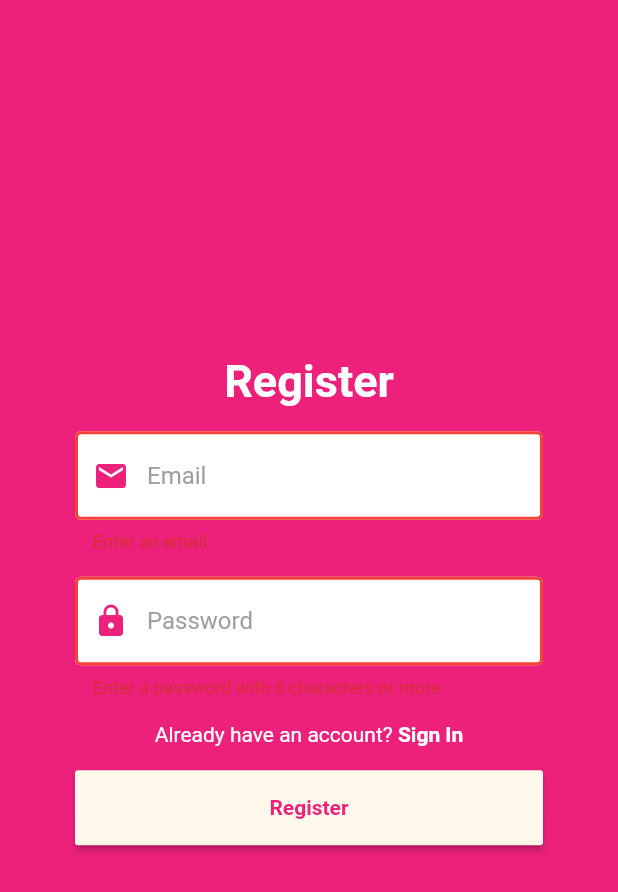
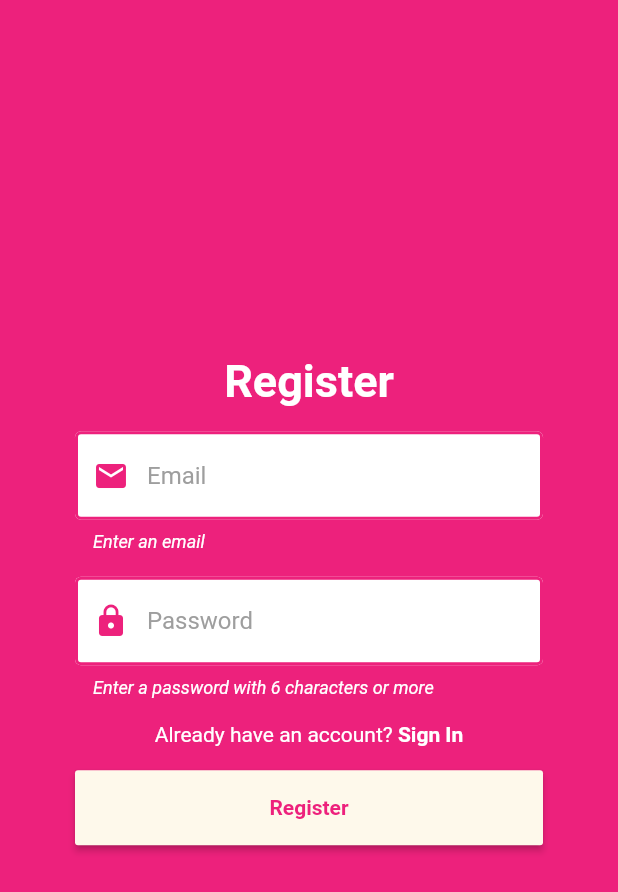
Before and after one commit to danielholmberg/Tribes, a Flutter app: the Register screen opened directly, after a tap on "Register", on a phone screen of 412 x 824 dp. Shown: the top 892 px of the screen. Run offline on Flutter 3.47's test engine with Material 2 defaults, Android fonts, the light colour scheme and no system bars; our stand-ins replace auto_size_text, cached_network_image, cloud_firestore, dynamic_theme, firebase_auth, firebase_storage and 7 more; missing offline and left inert: firestore_ui, geocoder; accounts and stored records are empty; network calls fail; Roboto replaces fonts that are missing (TribesRounded); statements that could not run were skipped.

Commit message:
Changed Error input decoration.

```diff
--- a/lib/screens/auth/widgets/Register.dart
+++ b/lib/screens/auth/widgets/Register.dart
@@ -129,7 +129,8 @@ class _RegisterState extends State<Register> {
                       Text(
                         error,
                         style: TextStyle(
-                          color: Constants.errorColor,
+                          color: Colors.white,
+                          fontStyle: FontStyle.italic,
                           fontSize: Constants.errorFontSize
                         ),
                       ),
--- a/lib/screens/auth/widgets/SignIn.dart
+++ b/lib/screens/auth/widgets/SignIn.dart
@@ -1,7 +1,6 @@
 import 'package:dynamic_theme/dynamic_theme.dart';
 import 'package:flutter/material.dart';
 import 'package:tribes/services/auth.dart';
-import 'package:tribes/services/database.dart';
 import 'package:tribes/shared/widgets/CustomScrollBehavior.dart';
 import 'package:tribes/shared/widgets/Loading.dart';
 import 'package:tribes/shared/decorations.dart' as Decorations;
@@ -140,7 +139,8 @@ class _SignInState extends State<SignIn> {
                       Text(
                         error,
                         style: TextStyle(
-                          color: Constants.errorColor,
+                          color: Colors.white,
+                          fontStyle: FontStyle.italic,
                           fontSize: Constants.errorFontSize
                         ),
                       ),
--- a/lib/shared/decorations.dart
+++ b/lib/shared/decorations.dart
@@ -8,17 +8,18 @@ const signInInput = InputDecoration(
   filled: true,
   hintStyle: TextStyle(color: Colors.grey, fontFamily: 'TribesRounded'),
   enabledBorder: OutlineInputBorder(
+    borderSide: BorderSide(color: Constants.primaryColor, width: 2.0),
+  ),
+  focusedBorder: OutlineInputBorder(
     borderSide: BorderSide(color: Colors.white, width: 2.0),
   ),
-  focusedBorder: OutlineInputBorder(
-    borderSide: BorderSide(color: Constants.accentColor, width: 2.0),
-  ),
   errorBorder: OutlineInputBorder(
-    borderSide: BorderSide(color: Constants.errorColor, width: 2.0),
+    borderSide: BorderSide(color: Constants.primaryColor, width: 2.0),
   ),
   focusedErrorBorder: OutlineInputBorder(
-    borderSide: BorderSide(color: Constants.errorColor, width: 2.0),
+    borderSide: BorderSide(color: Colors.white, width: 2.0),
   ),
+  errorStyle: TextStyle(color: Colors.white, fontStyle: FontStyle.italic),
 );
 
 const registerInput = InputDecoration(
@@ -26,17 +27,18 @@ const registerInput = InputDecoration(
   filled: true,
   hintStyle: TextStyle(color: Colors.grey, fontFamily: 'TribesRounded'),
   enabledBorder: OutlineInputBorder(
+    borderSide: BorderSide(color: Constants.primaryColor, width: 2.0),
+  ),
+  focusedBorder: OutlineInputBorder(
     borderSide: BorderSide(color: Colors.white, width: 2.0),
   ),
-  focusedBorder: OutlineInputBorder(
-    borderSide: BorderSide(color: Constants.accentColor, width: 2.0),
-  ),
   errorBorder: OutlineInputBorder(
-    borderSide: BorderSide(color: Constants.errorColor, width: 2.0),
+    borderSide: BorderSide(color: Constants.primaryColor, width: 2.0),
   ),
   focusedErrorBorder: OutlineInputBorder(
-    borderSide: BorderSide(color: Constants.errorColor, width: 2.0),
+    borderSide: BorderSide(color: Colors.white, width: 2.0),
   ),
+  errorStyle: TextStyle(color: Colors.white, fontStyle: FontStyle.italic),
 );
 
 const postTitleInput = InputDecoration(
```
